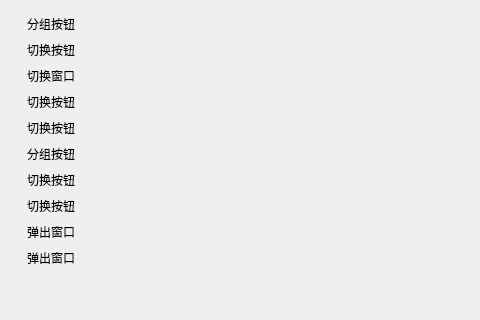
This is template-qt/gui/CentralWidget.ui in xtuer/template-app as Qt 5 draws it before an edit; both pictures show x 0 to 480 and y 0 to 320 of the 799 by 628 pixel window. The edited form follows.
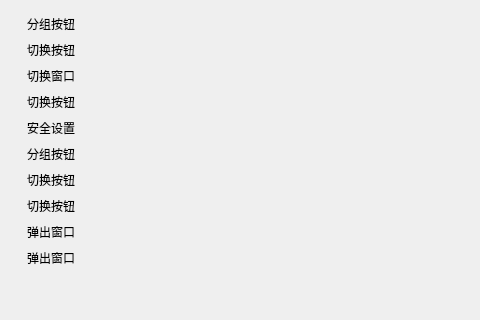
This is the edited form.

Commit message: 增加样式和安全设置样例

The edit to the form file:
```diff
--- a/template-qt/gui/CentralWidget.ui
+++ b/template-qt/gui/CentralWidget.ui
@@ -105,7 +105,7 @@
       <item>
        <widget class="QPushButton" name="itemButton4">
         <property name="text">
-         <string>切换按钮</string>
+         <string>安全设置</string>
         </property>
         <property name="flat">
          <bool>true</bool>
```
The commit also changes 10 other files.
